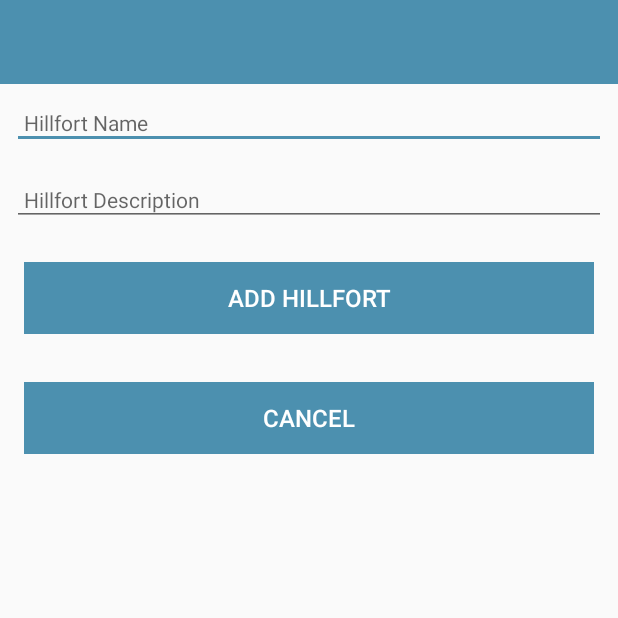
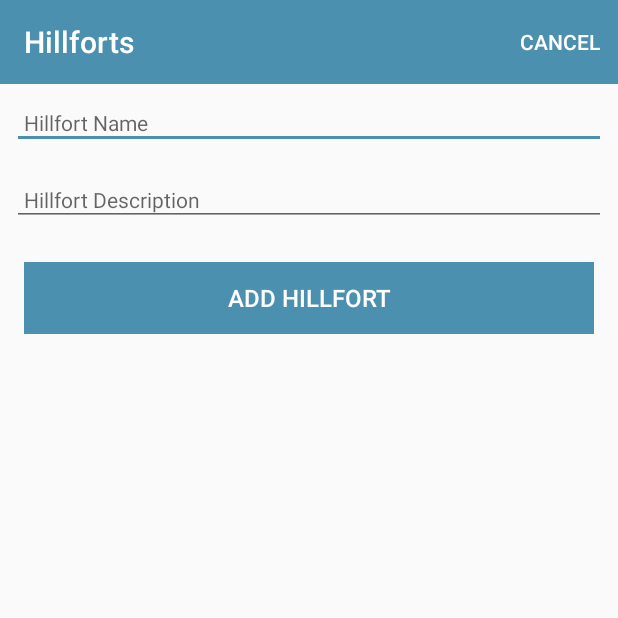
Before and after one commit to brianrichardmccarthy/MobileAppDev1, an Android app: the HillfortActivity screen opened directly, with no data from a screen before it, on a phone screen of 412 x 824 dp, the top half of it. Run offline under Robolectric (Android 15) with nearby library versions, the phone set to English and light mode, and no system bars; 1 statement that could not run was skipped.

Commit message:
Moved cancel from button under add to item in the menu

```diff
--- a/app/src/main/java/io/github/brianrichardmccarthy/hillforts/activities/HillfortActivity.kt
+++ b/app/src/main/java/io/github/brianrichardmccarthy/hillforts/activities/HillfortActivity.kt
@@ -2,6 +2,8 @@ package io.github.brianrichardmccarthy.hillforts.activities
 
 import android.support.v7.app.AppCompatActivity
 import android.os.Bundle
+import android.view.Menu
+import android.view.MenuItem
 import io.github.brianrichardmccarthy.hillforts.R
 import io.github.brianrichardmccarthy.hillforts.main.MainApp
 import kotlinx.android.synthetic.main.activity_hillfort.*
@@ -21,6 +23,9 @@ class HillfortActivity : AppCompatActivity(), AnkoLogger {
         info("Hillfort Activity started..")
         app = application as MainApp
 
+        toolbarAdd.title = title
+        setSupportActionBar(toolbarAdd)
+
         btnAdd.setOnClickListener {
             hillfortModel.name = hillfortTitle.text.toString()
             hillfortModel.description = hillfortDescription.text.toString()
@@ -35,11 +40,19 @@ class HillfortActivity : AppCompatActivity(), AnkoLogger {
                 toast("Please enter a title")
             }
         }
+    }
 
-        btnCancel.setOnClickListener {
-            setResult(AppCompatActivity.RESULT_OK)
-            finish()
+    override fun onOptionsItemSelected(item: MenuItem?): Boolean {
+        when (item?.itemId) {
+            R.id.item_cancel -> {
+                finish()
+            }
         }
+        return super.onOptionsItemSelected(item)
+    }
 
+    override fun onCreateOptionsMenu(menu: Menu?): Boolean {
+        menuInflater.inflate(R.menu.menu_hillfort, menu)
+        return super.onCreateOptionsMenu(menu)
     }
 }
--- a/app/src/main/res/layout/activity_hillfort.xml
+++ b/app/src/main/res/layout/activity_hillfort.xml
@@ -77,19 +77,6 @@ tools:context=".activities.HillfortActivity">
                     android:textColor="@color/colorPrimary"
                     android:textSize="16sp"/>
 
-                <Button
-                    android:id="@+id/btnCancel"
-                    android:layout_width="match_parent"
-                    android:layout_height="wrap_content"
-                    android:layout_margin="16dp"
-                    android:background="@color/colorAccent"
-                    android:paddingBottom="8dp"
-                    android:paddingTop="8dp"
-                    android:stateListAnimator="@null"
-                    android:text="@string/button_cancel"
-                    android:textColor="@color/colorPrimary"
-                    android:textSize="16sp"/>
-
             </LinearLayout>
         </ScrollView>
 
--- /dev/null
+++ b/app/src/main/res/menu/menu_hillfort.xml
@@ -0,0 +1,9 @@
+<?xml version="1.0" encoding="utf-8"?>
+<menu xmlns:android="http://schemas.android.com/apk/res/android"
+    xmlns:app="http://schemas.android.com/apk/res-auto">
+
+    <item
+        android:id="@+id/item_cancel"
+        android:title="@string/button_cancel"
+        app:showAsAction="always"/>
+</menu>
```
